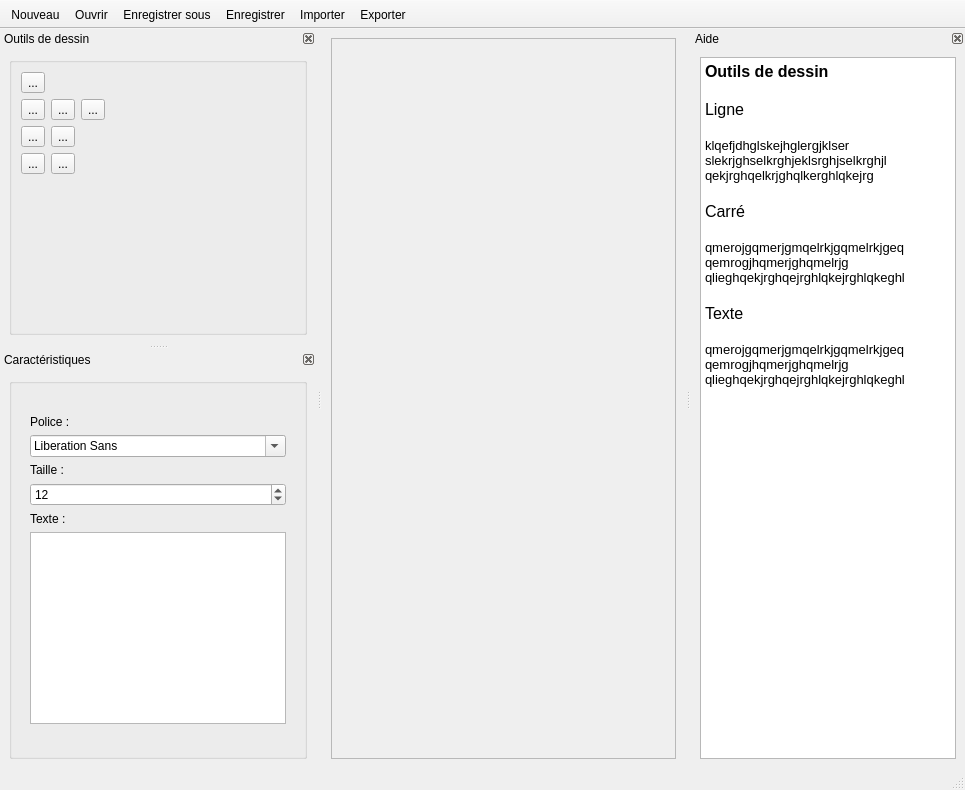
Qt form mainwindow.ui (BARRY-JN/M1---vectorial-draw-application) before a commit.
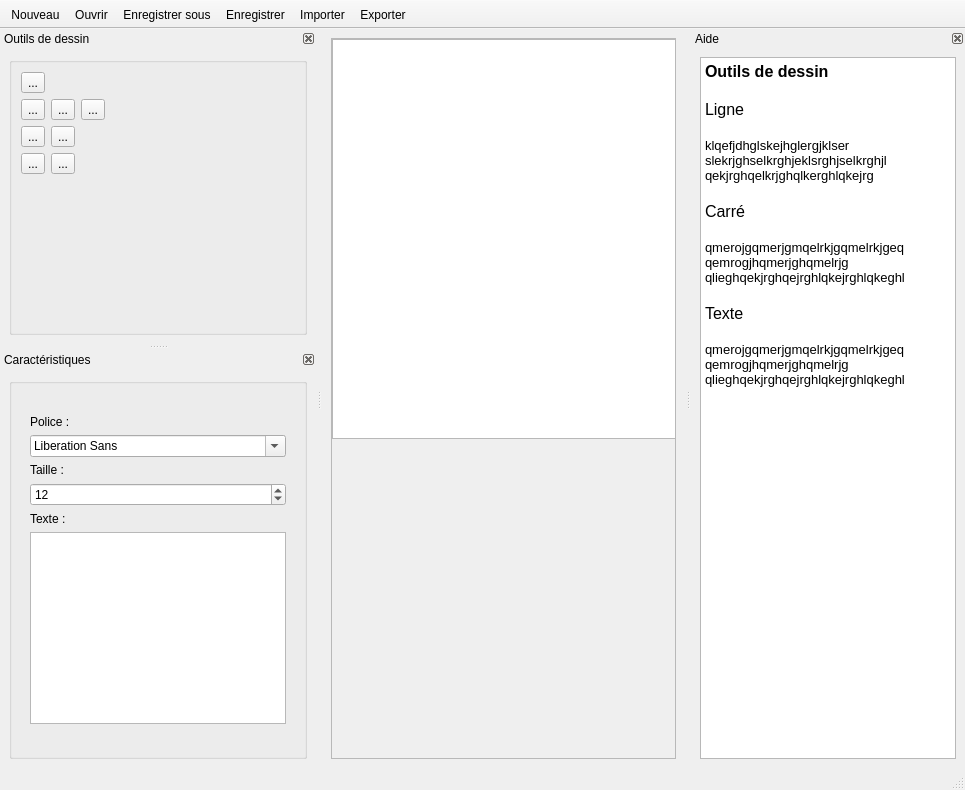
The same form after that commit. Icons and pictures are not drawn.

What changed in the file:
```diff
--- a/mainwindow.ui
+++ b/mainwindow.ui
@@ -29,9 +29,19 @@
          <x>0</x>
          <y>0</y>
          <width>349</width>
-         <height>706</height>
+         <height>709</height>
         </rect>
        </property>
+       <widget class="QGraphicsView" name="drawZone">
+        <property name="geometry">
+         <rect>
+          <x>0</x>
+          <y>0</y>
+          <width>400</width>
+          <height>400</height>
+         </rect>
+        </property>
+       </widget>
       </widget>
      </widget>
     </item>
```
Left out of the diff: 20 changed lines with no effect on the pictures.
